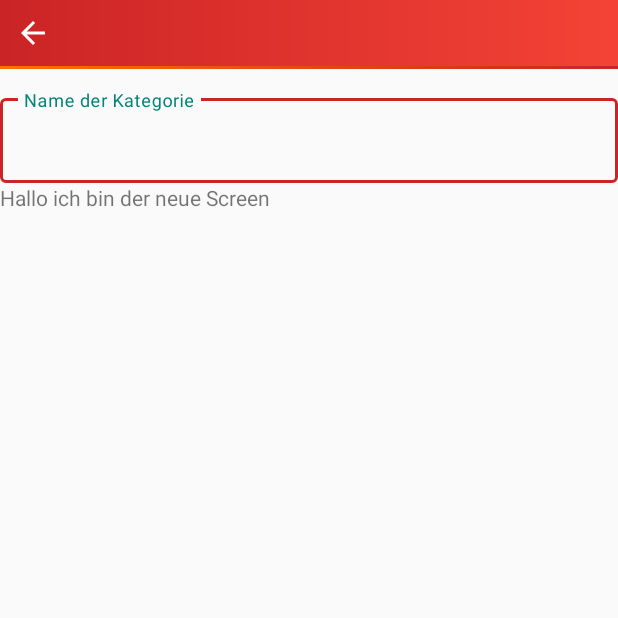
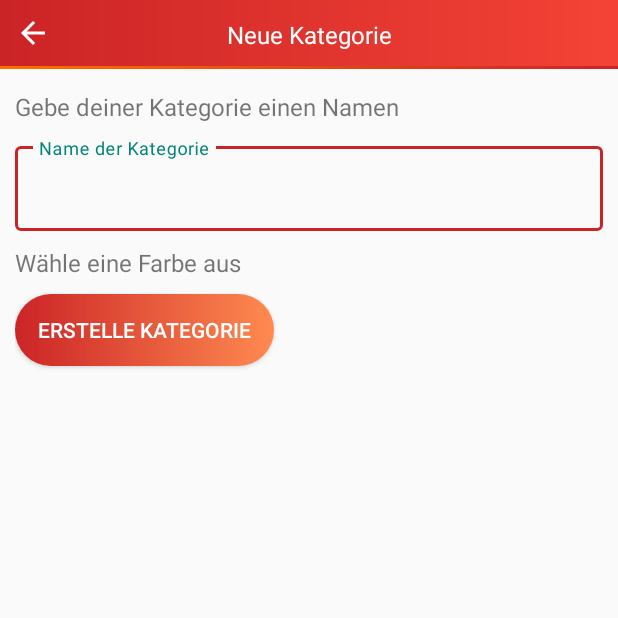
Before and after one commit to davidzimara/AugmentedReality-App, an Android app: the CreateCategory screen opened directly, with no data from a screen before it, on a phone screen of 412 x 824 dp, the top half of it. Run offline under Robolectric (Android 15) with nearby library versions, the phone set to English and light mode, and no system bars.

Commit message:
more elements in neue Kategorie activity

```diff
--- a/app/src/main/res/layout/activity_create_category.xml
+++ b/app/src/main/res/layout/activity_create_category.xml
@@ -4,7 +4,7 @@
     xmlns:app="http://schemas.android.com/apk/res-auto"
     xmlns:tools="http://schemas.android.com/tools"
     android:layout_width="match_parent"
-    android:layout_height="match_parent"
+    android:layout_height="wrap_content"
     tools:context=".CreateCategory"
     >
 
@@ -23,8 +23,16 @@
         android:layout_margin="10dp"
         android:tint="@color/colorWhite"
         app:srcCompat="@drawable/ic_arrow_back_black_24dp"
-        android:onClick="back_to_subject"
+        android:onClick="back_to_subject"/>
 
+    <TextView
+        android:layout_width="match_parent"
+        android:layout_height="wrap_content"
+        android:text="Neue Kategorie"
+        android:padding="12dp"
+        android:gravity="center_horizontal"
+        android:textSize="16dp"
+        android:textColor="@color/colorWhite"
         />
 
     <ImageView
@@ -40,9 +48,16 @@
         android:layout_alignParentTop="true"
         android:layout_marginStart="0dp"
         android:layout_marginTop="60dp"
-        android:orientation="vertical">
+        android:orientation="vertical"
+        android:paddingLeft="10dp"
+        android:paddingRight="10dp">
 
-
+        <TextView
+            android:layout_width="match_parent"
+            android:layout_height="wrap_content"
+            android:text="Gebe deiner Kategorie einen Namen"
+            android:paddingBottom="10dp"
+            android:textSize="16sp"/>
 
 
         <com.google.android.material.textfield.TextInputLayout
@@ -65,7 +80,23 @@
         <TextView
             android:layout_width="match_parent"
             android:layout_height="wrap_content"
-            android:text="Hallo ich bin der neue Screen"/>
+            android:text="Wähle eine Farbe aus"
+            android:layout_marginTop="10dp"
+            android:textSize="16sp"/>
+
+        <Button
+            android:id="@+id/saveCategory"
+            android:layout_width="wrap_content"
+            android:layout_height="wrap_content"
+            android:text="Erstelle Kategorie"
+            android:textColor="@color/colorWhite"
+            android:background="@drawable/gradient_button"
+            android:textAlignment="center"
+            android:paddingHorizontal="15dp"
+
+            android:layout_marginTop="10dp"
+            android:onClick="save_category"/>
+
 
     </LinearLayout>
 
--- a/build.gradle
+++ b/build.gradle
@@ -9,6 +9,7 @@ buildscript {
     }
 
     dependencies {
+
         def nav_version = "2.1.0"
         classpath "androidx.navigation:navigation-safe-args-gradle-plugin:$nav_version"
         classpath 'com.android.tools.build:gradle:3.5.0'
```
